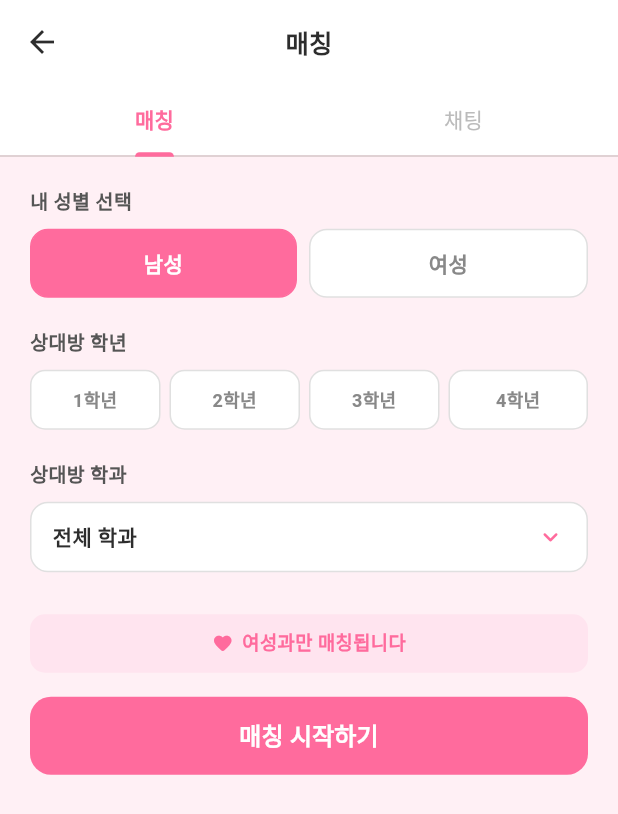
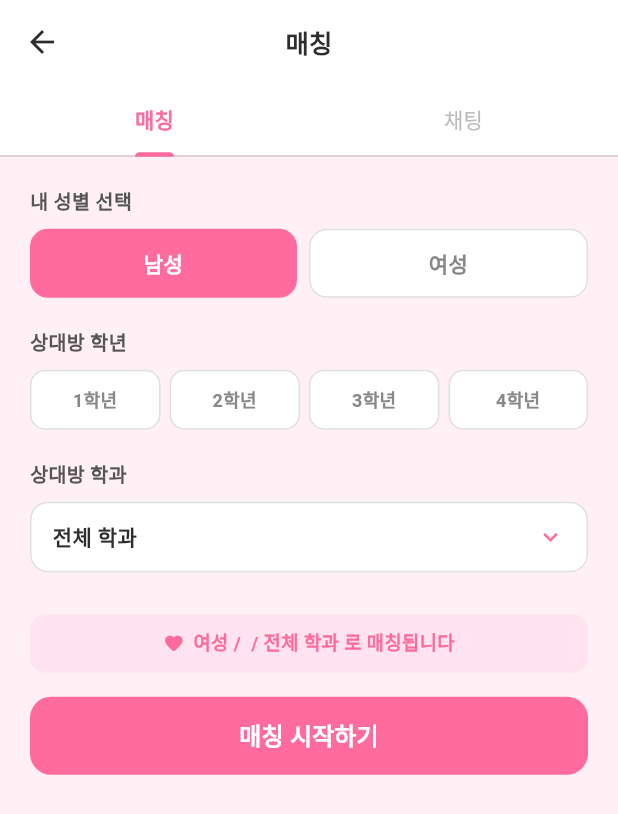
Before and after one commit to Dysfunction47th/mobileTeamProject, a Flutter app: the MatchingHomeScreen screen opened directly, on a phone screen of 412 x 824 dp. Shown: the top 814 px of the screen. Run offline on Flutter 3.47's test engine with Material 3 defaults, Android fonts, the phone set to English and light mode, and no system bars; our stand-ins replace flutter_dotenv, logger; missing offline and left inert: kakao_flutter_sdk_common, kakao_flutter_sdk_user, mailer; accounts and stored records are empty.

Commit message:
ui 수정

```diff
--- a/lib/front/screens/matching_tab_screen.dart
+++ b/lib/front/screens/matching_tab_screen.dart
@@ -295,7 +295,7 @@ class _MatchingTabScreenState extends State<MatchingTabScreen> {
         children: [
           const Icon(Icons.favorite_rounded, color: Color(0xFFFF6B9D), size: 14),
           const SizedBox(width: 6),
-          Text('${_myGender == '남성' ? '여성' : '남성'}과만 매칭됩니다', style: const TextStyle(fontSize: 12.5, color: Color(0xFFFF6B9D), fontWeight: FontWeight.w600)),
+          Text('${_myGender == '남성' ? '여성' : '남성'} / $_yearText / $_selectedDept 로 매칭됩니다', style: const TextStyle(fontSize: 12.5, color: Color(0xFFFF6B9D), fontWeight: FontWeight.w600)),
         ],
       ),
     );
```
